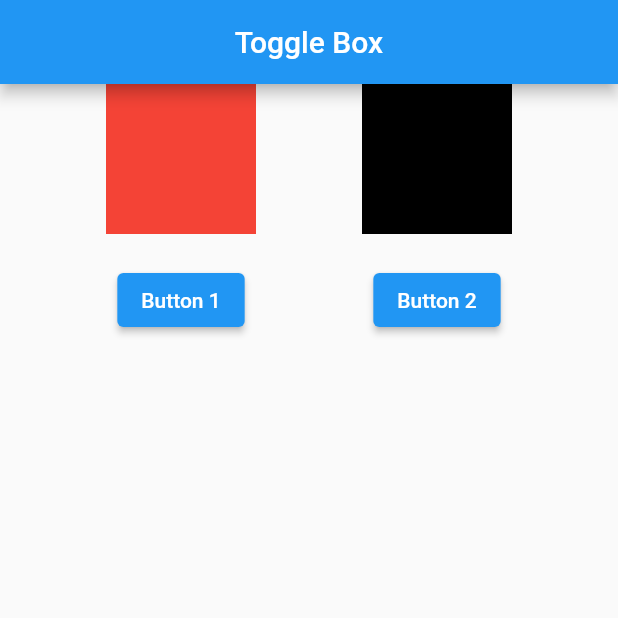
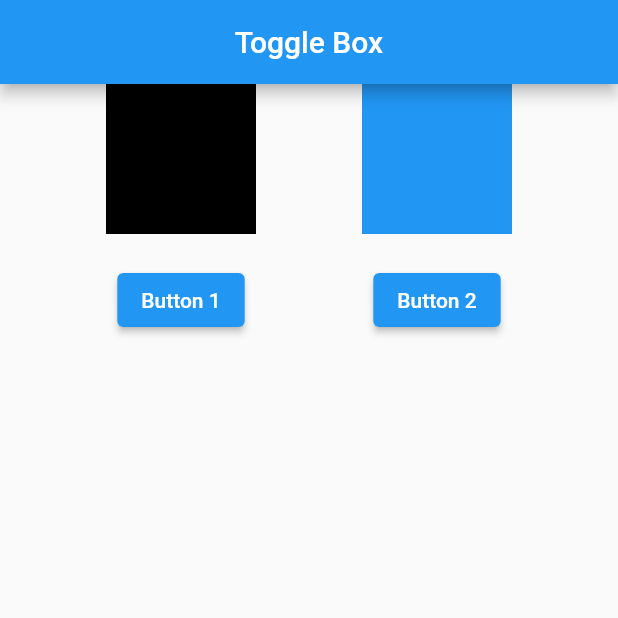
Before and after one commit to virajjagtap2003/Flutter_Basics, a Flutter app: the screen it shows after launch, after a tap on "Button 1", on a phone screen of 412 x 824 dp, the top half of it. Run offline on Flutter 3.47's test engine with Material 2 defaults, Android fonts, the light colour scheme and no system bars; key blocks and very long unbroken strings in the code were emptied for the run.

Commit message:
toggle color

```diff
--- a/flutter_togglebox/lib/main.dart
+++ b/flutter_togglebox/lib/main.dart
@@ -22,6 +22,23 @@ class ToggleBox extends StatefulWidget{
   }
 }
 class _ToggleBoxState extends State<ToggleBox>{
+  bool box1Color=false;
+  bool box2Color=false;
+
+  Color setBox1Color(){
+    if(box1Color==false){
+      return Colors.red;
+    }else{
+      return Colors.black;
+    }
+  }
+  Color setBox2Color(){
+    if(box2Color==false){
+      return Colors.blue;
+    }else{
+      return Colors.orange;
+    }
+  }
   Widget build(BuildContext context){
     return Scaffold(
       appBar: AppBar(
@@ -37,13 +54,21 @@ class _ToggleBoxState extends State<ToggleBox>{
                 Container(
                   height: 100,
                   width: 100,
-                  color: Colors.red,
+                  color:setBox1Color(),
 
                 ),
                 SizedBox(
                   height: 20,
                 ),
-                ElevatedButton(onPressed: (){},
+                ElevatedButton(onPressed: (){
+                  setState(() {
+                    if(box1Color==false){
+                      box1Color=true;
+                    }else{
+                      box1Color=false;
+                    }
+                  });
+                },
                 child: const Text("Button 1"),
                 )
               ],
@@ -52,14 +77,22 @@ class _ToggleBoxState extends State<ToggleBox>{
                 Container(
                   height: 100,
                   width: 100,
-                  color: Colors.black,
+                  color: setBox2Color(),
 
                 ),
                 SizedBox(
                   height: 20,
 
                 ),
-                ElevatedButton(onPressed: (){},
+                ElevatedButton(onPressed: (){
+                  setState(() {
+                    if(box2Color==false){
+                      box2Color=true;
+                    }else{
+                      box2Color=false;
+                    }
+                  });
+                },
                   child: const Text("Button 2"),
                  )
               ],
```
